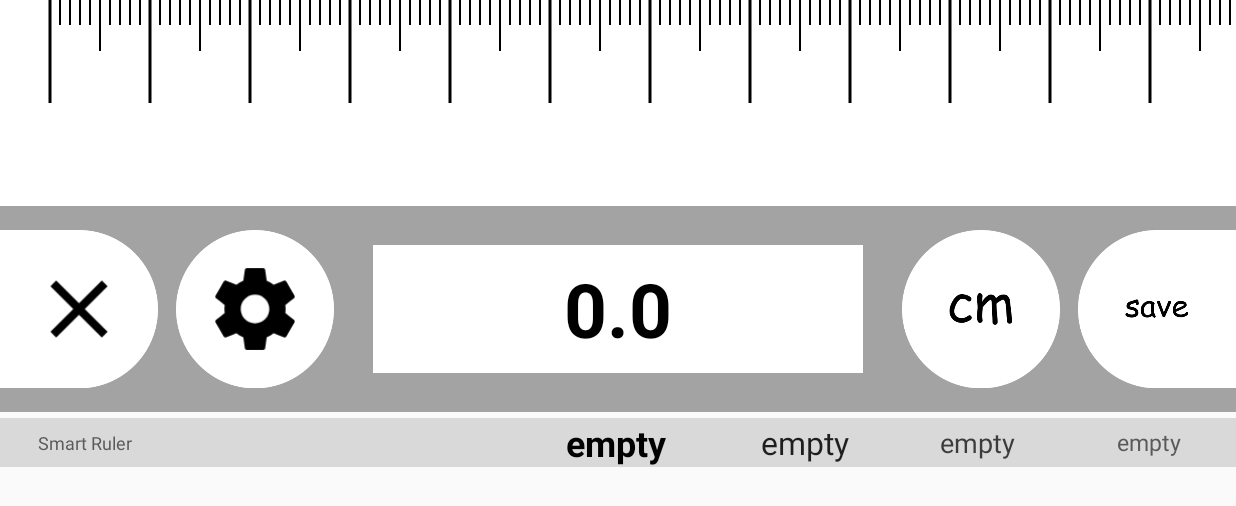
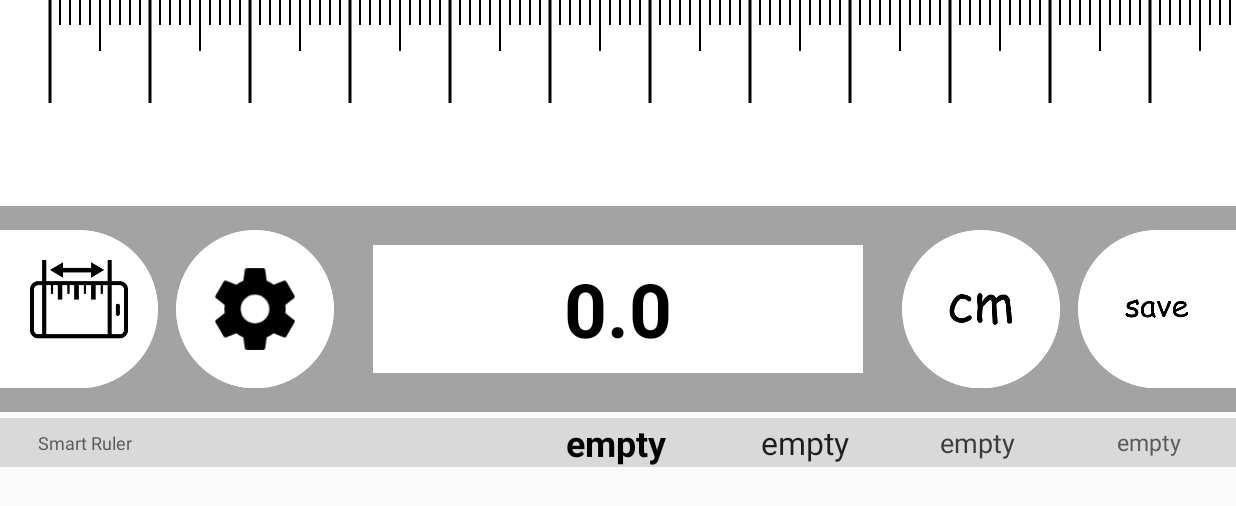
Before and after one commit to DariuszLelek/SmartRuler, an Android app: the screen it shows after launch (RulerActivity), on a phone screen of 824 x 412 dp (held sideways). Shown: the top 506 px of the screen. Run offline under Robolectric (Android 15) with nearby library versions, the light colour scheme and no system bars.

Commit message:
Added Ruler Type button in place of Exit Button.

```diff
--- a/app/src/main/java/com/darodev/smartruler/RulerActivity.java
+++ b/app/src/main/java/com/darodev/smartruler/RulerActivity.java
@@ -126,6 +126,10 @@ public class RulerActivity extends AppCompatActivity {
         }
     }
 
+    public void clickRulerType(View view){
+
+    }
+
     public void clickExit(View view){
         finish();
     }
--- a/app/src/main/res/layout/activity_ruler.xml
+++ b/app/src/main/res/layout/activity_ruler.xml
@@ -49,20 +49,20 @@
                 android:paddingTop="16dp">
 
                 <ImageView
-                    android:id="@+id/image_close"
+                    android:id="@+id/image_ruler_type"
                     android:layout_width="wrap_content"
                     android:layout_height="match_parent"
+                    android:layout_marginEnd="12dp"
                     android:layout_marginRight="12dp"
-                    android:layout_marginEnd="12dp"
                     android:adjustViewBounds="true"
                     android:background="@drawable/white_circle_left"
                     android:clickable="true"
-                    android:contentDescription="@string/image_close"
+                    android:contentDescription="@string/image_ruler_type"
                     android:cropToPadding="false"
-                    android:onClick="clickExit"
+                    android:onClick="clickRulerType"
                     android:padding="20dp"
                     android:scaleType="centerInside"
-                    app:srcCompat="@drawable/ic_close_black_400dp"/>
+                    app:srcCompat="@drawable/phone_center"/>
 
                 <ImageView
                     android:id="@+id/image_options"
--- a/app/src/main/res/values/strings.xml
+++ b/app/src/main/res/values/strings.xml
@@ -3,7 +3,7 @@
     <string name="image_ruler">Ruler Image</string>
     <string name="image_options">Options Image</string>
     <string name="image_unit">Unit Image</string>
-    <string name="image_close">Close Image</string>
+    <string name="image_ruler_type">Ruler Type Image</string>
     <string name="text_measure_result_empty">0.0</string>
 
     <string name="unit_inch_mode_key">inchMode</string>
```
Also changed, not shown: app/src/main/res/drawable/phone_center.png (added), app/src/main/res/drawable/phone_left.png (added), app/src/main/res/drawable/phone_right.png (added).
